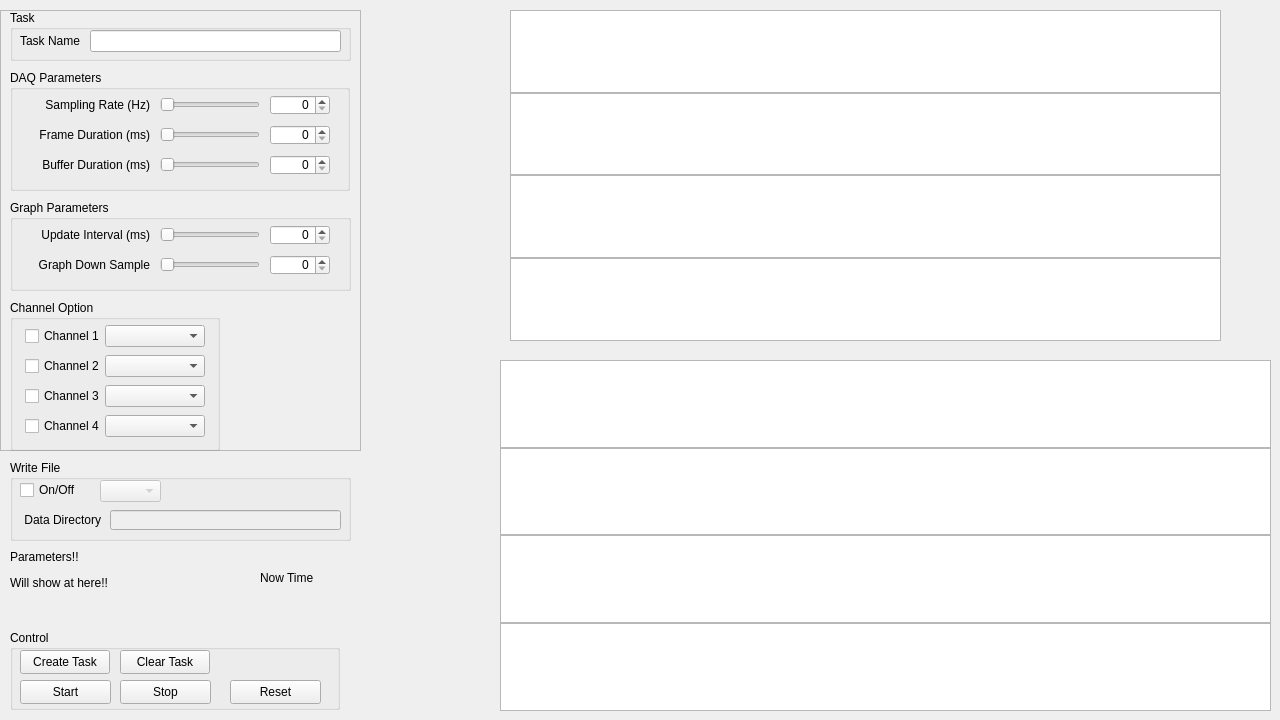
The window that views/ni9234.ui (liupoyip/myDAQ) describes before a commit, drawn with Qt 5.
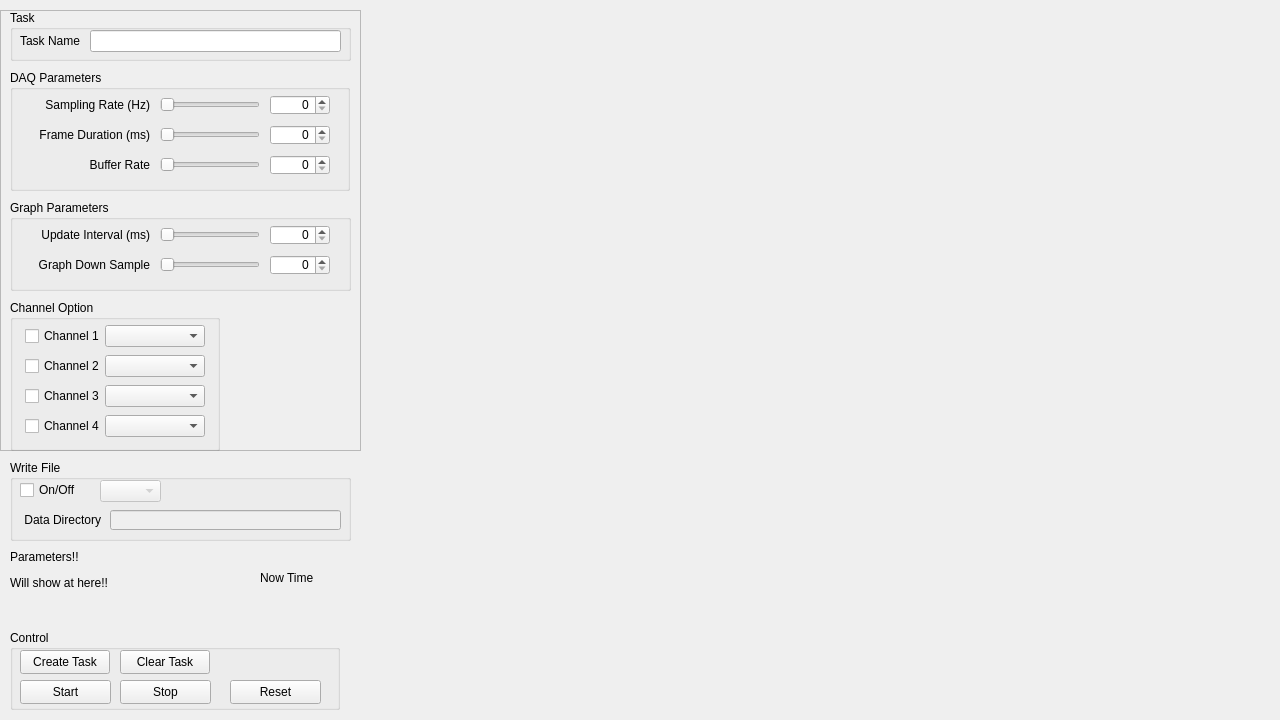
The same window after the commit.

Patch:
```diff
--- a/views/ni9234.ui
+++ b/views/ni9234.ui
@@ -122,61 +122,37 @@
   <widget class="QWidget" name="layoutWidget">
    <property name="geometry">
     <rect>
-     <x>500</x>
-     <y>360</y>
-     <width>771</width>
-     <height>351</height>
+     <x>830</x>
+     <y>10</y>
+     <width>441</width>
+     <height>701</height>
     </rect>
    </property>
-   <layout class="QVBoxLayout" name="SpectrumVBoxLayout" stretch="0,0,0,0">
+   <layout class="QVBoxLayout" name="SpectrumCharts_VBoxLayout" stretch="">
     <property name="spacing">
      <number>0</number>
     </property>
     <property name="sizeConstraint">
      <enum>QLayout::SetDefaultConstraint</enum>
     </property>
-    <item>
-     <widget class="QGraphicsView" name="SpectrumChannel0_GraphicsView"/>
-    </item>
-    <item>
-     <widget class="QGraphicsView" name="SpectrumChannel1_GraphicsView"/>
-    </item>
-    <item>
-     <widget class="QGraphicsView" name="SpectrumChannel2_GgraphicsView"/>
-    </item>
-    <item>
-     <widget class="QGraphicsView" name="SpectrumChannel3_GgraphicsView"/>
-    </item>
    </layout>
   </widget>
   <widget class="QWidget" name="layoutWidget">
    <property name="geometry">
     <rect>
-     <x>510</x>
+     <x>360</x>
      <y>10</y>
-     <width>711</width>
-     <height>331</height>
+     <width>461</width>
+     <height>701</height>
     </rect>
    </property>
-   <layout class="QVBoxLayout" name="WaveVBoxLayout" stretch="0,0,0,0">
+   <layout class="QVBoxLayout" name="WaveCharts_VBoxLayout" stretch="">
     <property name="spacing">
      <number>0</number>
     </property>
     <property name="sizeConstraint">
      <enum>QLayout::SetDefaultConstraint</enum>
     </property>
-    <item>
-     <widget class="QGraphicsView" name="WaveChannel0_GraphicsView"/>
-    </item>
-    <item>
-     <widget class="QGraphicsView" name="WaveChannel1_GraphicsView"/>
-    </item>
-    <item>
-     <widget class="QGraphicsView" name="WaveChannel2_GraphicsView"/>
-    </item>
-    <item>
-     <widget class="QGraphicsView" name="WaveChannel3_GraphicsView"/>
-    </item>
    </layout>
   </widget>
   <widget class="QGroupBox" name="WriteFile_GroupBox">
@@ -541,7 +517,7 @@
        </rect>
       </property>
       <property name="text">
-       <string>Buffer Duration (ms)</string>
+       <string>Buffer Rate</string>
       </property>
       <property name="alignment">
        <set>Qt::AlignRight|Qt::AlignTrailing|Qt::AlignVCenter</set>
```
Left out of the diff: 19 changed lines with no effect on the pictures.
